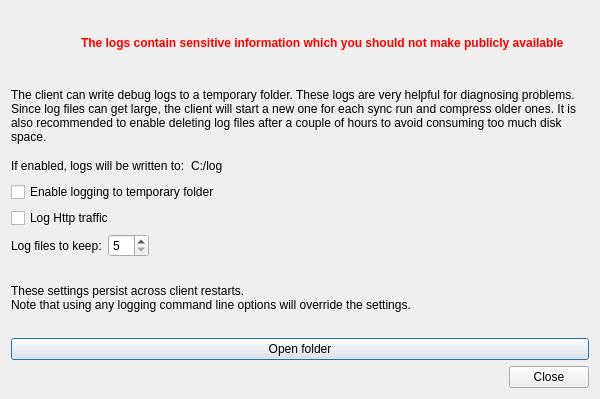
This is src/gui/logbrowser.ui in nextcloud/desktop as Qt 5 draws it before an edit. The edited form follows.
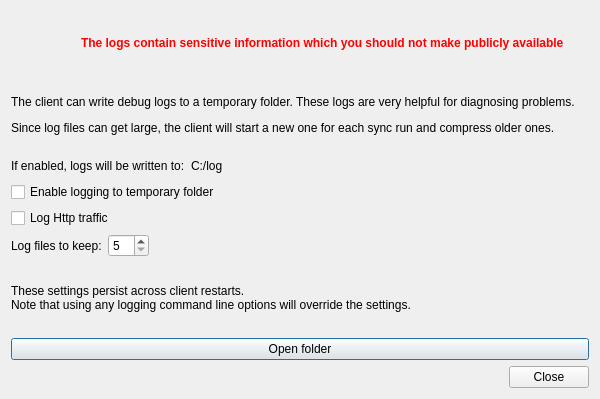
This is the edited form. Icons and pictures are not drawn.

Patch:
```diff
--- a/src/gui/logbrowser.ui
+++ b/src/gui/logbrowser.ui
@@ -68,8 +68,7 @@
       </sizepolicy>
      </property>
      <property name="text">
-      <string>The client can write debug logs to a temporary folder. These logs are very helpful for diagnosing problems.
-Since log files can get large, the client will start a new one for each sync run and compress older ones. It is also recommended to enable deleting log files after a couple of hours to avoid consuming too much disk space.</string>
+      <string>&lt;html&gt;&lt;head/&gt;&lt;body&gt;&lt;p&gt;The client can write debug logs to a temporary folder. These logs are very helpful for diagnosing problems.&lt;/p&gt;&lt;p&gt;Since log files can get large, the client will start a new one for each sync run and compress older ones.&lt;/p&gt;&lt;/body&gt;&lt;/html&gt;</string>
      </property>
      <property name="wordWrap">
       <bool>true</bool>
```
